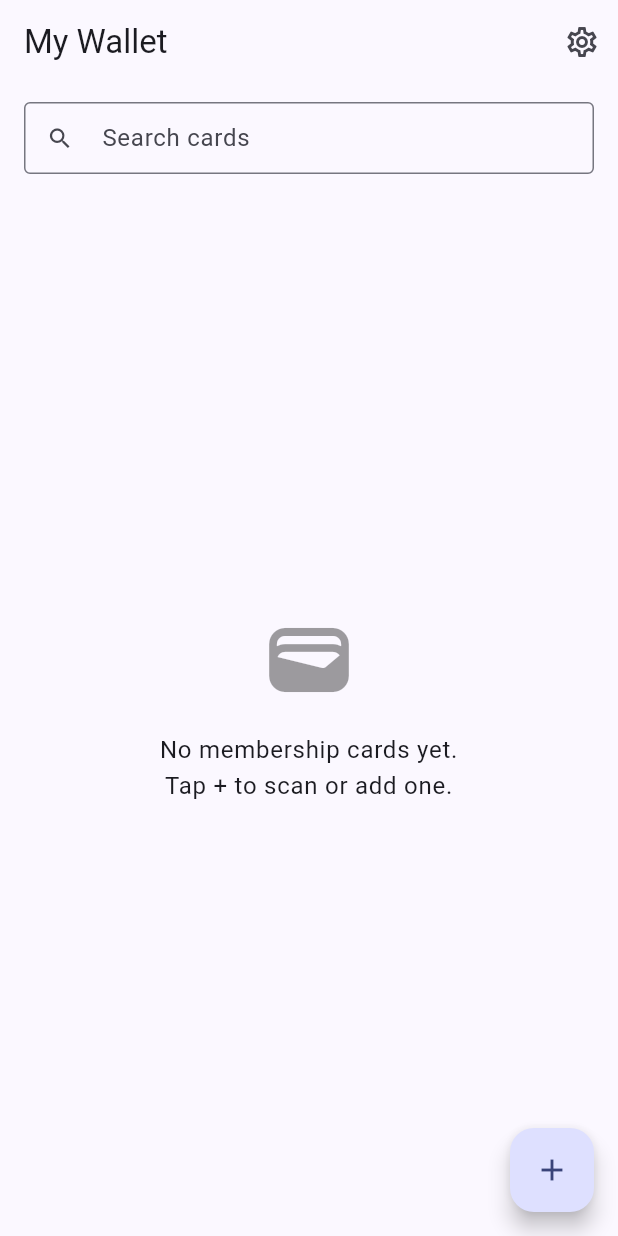
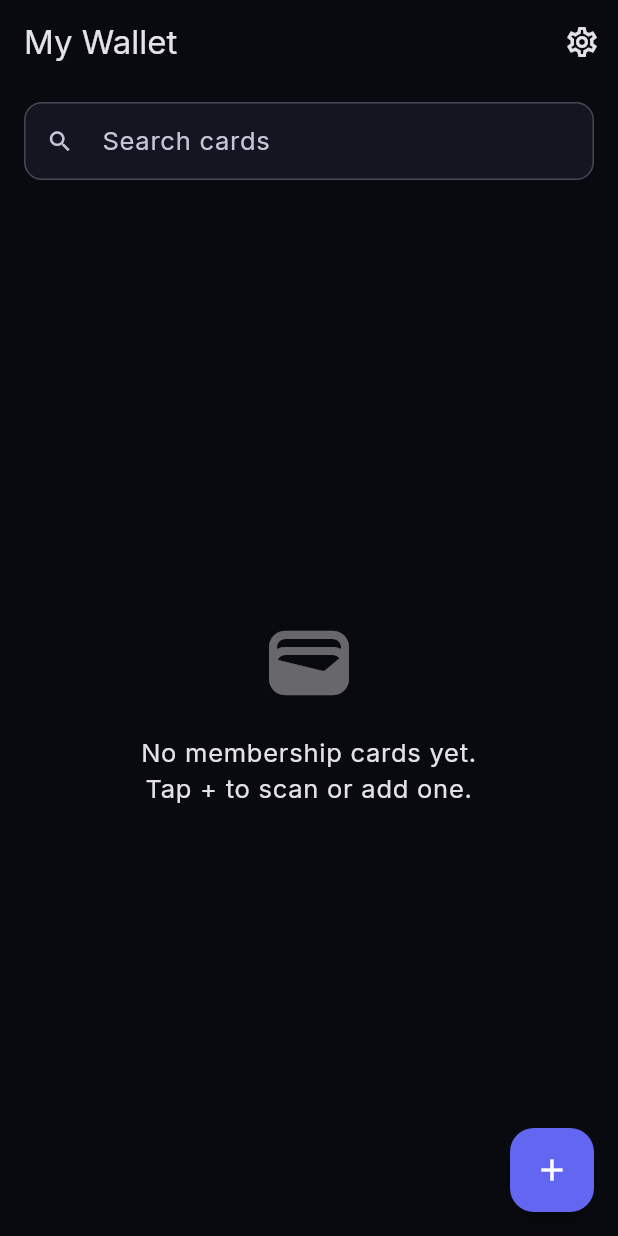
Before and after one commit to smfoo85/membership, a Flutter app: the screen it shows after launch, on a phone screen of 412 x 824 dp. Run offline on Flutter 3.47's test engine with Material 3 defaults, Android fonts, the phone set to English and light mode, and no system bars; our stand-ins replace barcode_widget, file_picker, hive, hive_flutter, image_picker, local_auth and 3 more; missing offline and left inert: mobile_scanner, screen_brightness; accounts and stored records are empty.

Commit message:
Apply PassPocket dark theme from Stitch design system
Ports the design system connected via Stitch MCP into the app: dark
obsidian canvas with Electric Indigo/Emerald Mint/Amber accents,
Inter + JetBrains Mono typography, gradient wallet pass cards on the
home screen, and a white "code display pod" for barcodes/QR codes to
keep scanner contrast high against the dark theme. Fonts are bundled
as local assets (OFL-licensed) rather than fetched at runtime, keeping
the app's zero-network guarantee.

Co-Authored-By: Claude Sonnet 5 <noreply@anthropic.com>
Claude-Session: https://claude.ai/code/session_013ow9rtkpV5uYBXfF33ebuo

```diff
--- a/lib/main.dart
+++ b/lib/main.dart
@@ -6,6 +6,7 @@ import 'data/settings_repository.dart';
 import 'models/code_format.dart';
 import 'models/membership_card.dart';
 import 'screens/app_lock_screen.dart';
+import 'theme/app_theme.dart';
 
 Future<void> main() async {
   WidgetsFlutterBinding.ensureInitialized();
@@ -27,10 +28,8 @@ class MembershipWalletApp extends StatelessWidget {
     return MaterialApp(
       title: 'Membership Wallet',
       debugShowCheckedModeBanner: false,
-      theme: ThemeData(
-        colorScheme: ColorScheme.fromSeed(seedColor: Colors.indigo),
-        useMaterial3: true,
-      ),
+      theme: AppTheme.dark,
+      themeMode: ThemeMode.dark,
       home: AppLockGate(repository: CardRepository()),
     );
   }
--- a/lib/screens/wallet_home_screen.dart
+++ b/lib/screens/wallet_home_screen.dart
@@ -65,9 +65,9 @@ class _WalletHomeScreenState extends State<WalletHomeScreen> {
                 if (cards.isEmpty) {
                   return _EmptyState(hasQuery: _query.trim().isNotEmpty);
                 }
-                return ListView.separated(
+                return ListView.builder(
+                  padding: const EdgeInsets.symmetric(vertical: 8),
                   itemCount: cards.length,
-                  separatorBuilder: (_, __) => const Divider(height: 1),
                   itemBuilder: (context, index) {
                     final card = cards[index];
                     return CardTile(
--- /dev/null
+++ b/lib/theme/app_theme.dart
@@ -0,0 +1,200 @@
+import 'package:flutter/material.dart';
+
+/// "PassPocket" design system — dark-mode-first glassmorphism, iOS Wallet
+/// inspired. Ported from the Stitch design spec: Electric Indigo primary,
+/// Emerald Mint secondary, Electric Amber tertiary, on a deep obsidian
+/// canvas. Barcodes/QR codes deliberately break the dark theme with a
+/// solid white "display pod" for maximum scanner contrast.
+class AppColors {
+  AppColors._();
+
+  static const canvas = Color(0xFF090A0F); // Level 0 background
+  static const surface = Color(0xFF131620); // Level 1 — dock/floating controls
+  static const cardSurface = Color(0xFF1E2333); // Level 2 — pass card neutral
+  static const surfaceHigh = Color(0xFF262B3D);
+
+  static const primary = Color(0xFF6366F1); // Electric Indigo
+  static const secondary = Color(0xFF10B981); // Emerald Mint
+  static const tertiary = Color(0xFFF59E0B); // Electric Amber
+  static const accentSapphire = Color(0xFF38BDF8);
+
+  static const onSurface = Color(0xFFE3E1E9);
+  static const onSurfaceVariant = Color(0xFFC7C4D7);
+  static const outline = Color(0xFF464554);
+
+  static const error = Color(0xFFFFB4AB);
+  static const onError = Color(0xFF690005);
+  static const errorContainer = Color(0xFF93000A);
+
+  static const codePodBackground = Colors.white;
+  static const codePodForeground = Colors.black;
+}
+
+class AppTheme {
+  AppTheme._();
+
+  static ThemeData get dark {
+    final colorScheme = const ColorScheme.dark(
+      primary: AppColors.primary,
+      onPrimary: Colors.white,
+      secondary: AppColors.secondary,
+      onSecondary: Color(0xFF003824),
+      tertiary: AppColors.tertiary,
+      onTertiary: Color(0xFF472A00),
+      surface: AppColors.surface,
+      onSurface: AppColors.onSurface,
+      onSurfaceVariant: AppColors.onSurfaceVariant,
+      surfaceContainer: AppColors.cardSurface,
+      surfaceContainerHigh: AppColors.surfaceHigh,
+      outline: AppColors.outline,
+      error: AppColors.error,
+      onError: AppColors.onError,
+      errorContainer: AppColors.errorContainer,
+    );
+
+    const inter = 'Inter';
+
+    final textTheme = TextTheme(
+      headlineLarge: const TextStyle(
+        fontFamily: inter,
+        fontSize: 32,
+        fontWeight: FontWeight.w700,
+        letterSpacing: -0.025 * 32,
+        height: 38 / 32,
+        color: AppColors.onSurface,
+      ),
+      headlineMedium: const TextStyle(
+        fontFamily: inter,
+        fontSize: 24,
+        fontWeight: FontWeight.w600,
+        letterSpacing: -0.02 * 24,
+        height: 30 / 24,
+        color: AppColors.onSurface,
+      ),
+      headlineSmall: const TextStyle(
+        fontFamily: inter,
+        fontSize: 20,
+        fontWeight: FontWeight.w600,
+        letterSpacing: -0.015 * 20,
+        height: 26 / 20,
+        color: AppColors.onSurface,
+      ),
+      bodyLarge: const TextStyle(
+        fontFamily: inter,
+        fontSize: 17,
+        fontWeight: FontWeight.w400,
+        height: 24 / 17,
+        color: AppColors.onSurface,
+      ),
+      bodyMedium: const TextStyle(
+        fontFamily: inter,
+        fontSize: 15,
+        fontWeight: FontWeight.w400,
+        height: 21 / 15,
+        color: AppColors.onSurfaceVariant,
+      ),
+      bodySmall: const TextStyle(
+        fontFamily: inter,
+        fontSize: 13,
+        fontWeight: FontWeight.w400,
+        height: 18 / 13,
+        color: AppColors.onSurfaceVariant,
+      ),
+      labelLarge: const TextStyle(
+        fontFamily: inter,
+        fontSize: 14,
+        fontWeight: FontWeight.w600,
+        letterSpacing: 0.01 * 14,
+        color: AppColors.onSurface,
+      ),
+      labelMedium: const TextStyle(
+        fontFamily: inter,
+        fontSize: 12,
+        fontWeight: FontWeight.w600,
+        letterSpacing: 0.02 * 12,
+        color: AppColors.onSurfaceVariant,
+      ),
+    );
+
+    return ThemeData(
+      useMaterial3: true,
+      brightness: Brightness.dark,
+      colorScheme: colorScheme,
+      scaffoldBackgroundColor: AppColors.canvas,
+      fontFamily: inter,
+      textTheme: textTheme,
+      appBarTheme: const AppBarTheme(
+        backgroundColor: AppColors.canvas,
+        foregroundColor: AppColors.onSurface,
+        elevation: 0,
+        centerTitle: false,
+      ),
+      cardTheme: CardThemeData(
+        color: AppColors.cardSurface,
+        elevation: 0,
+        shape: RoundedRectangleBorder(borderRadius: BorderRadius.circular(24)),
+        margin: EdgeInsets.zero,
+      ),
+      listTileTheme: const ListTileThemeData(
+        iconColor: AppColors.onSurfaceVariant,
+        textColor: AppColors.onSurface,
+      ),
+      dividerTheme: const DividerThemeData(color: AppColors.outline, space: 1),
+      filledButtonTheme: FilledButtonThemeData(
+        style: FilledButton.styleFrom(
+          backgroundColor: AppColors.primary,
+          foregroundColor: Colors.white,
+          minimumSize: const Size.fromHeight(50),
+          shape: const StadiumBorder(),
+          textStyle: textTheme.labelLarge,
+        ),
+      ),
+      textButtonTheme: TextButtonThemeData(
+        style: TextButton.styleFrom(foregroundColor: AppColors.primary),
+      ),
+      floatingActionButtonTheme: const FloatingActionButtonThemeData(
+        backgroundColor: AppColors.primary,
+        foregroundColor: Colors.white,
+      ),
+      inputDecorationTheme: InputDecorationTheme(
+        filled: true,
+        fillColor: AppColors.surface,
+        contentPadding: const EdgeInsets.symmetric(horizontal: 16, vertical: 14),
+        border: OutlineInputBorder(
+          borderRadius: BorderRadius.circular(12),
+          borderSide: const BorderSide(color: AppColors.outline),
+        ),
+        enabledBorder: OutlineInputBorder(
+          borderRadius: BorderRadius.circular(12),
+          borderSide: const BorderSide(color: AppColors.outline),
+        ),
+        focusedBorder: OutlineInputBorder(
+          borderRadius: BorderRadius.circular(12),
+          borderSide: const BorderSide(color: AppColors.primary, width: 1.5),
+        ),
+        labelStyle: const TextStyle(color: AppColors.onSurfaceVariant),
+        hintStyle: const TextStyle(color: AppColors.onSurfaceVariant),
+      ),
+      switchTheme: SwitchThemeData(
+        thumbColor: WidgetStateProperty.resolveWith(
+          (states) => states.contains(WidgetState.selected) ? AppColors.primary : AppColors.onSurfaceVariant,
+        ),
+        trackColor: WidgetStateProperty.resolveWith(
+          (states) => states.contains(WidgetState.selected)
+              ? AppColors.primary.withValues(alpha: 0.4)
+              : AppColors.outline,
+        ),
+      ),
+    );
+  }
+
+  /// Monospace style for membership numbers / codes, per the design
+  /// system's "Code & Credential Numbers" rule.
+  static const TextStyle codeDisplay = TextStyle(
+    fontFamily: 'JetBrainsMono',
+    fontSize: 14,
+    fontWeight: FontWeight.w500,
+    letterSpacing: 0.08 * 14,
+    color: AppColors.onSurface,
+  );
+}
```
Also changed, not shown: assets/fonts/OFL.txt (added, +93 -0 lines), lib/screens/card_detail_screen.dart (+17 -5 lines), lib/widgets/card_tile.dart (+63 -7 lines), pubspec.yaml (+16 -0 lines), assets/fonts/Inter.ttf (added), assets/fonts/JetBrainsMono.ttf (added).
